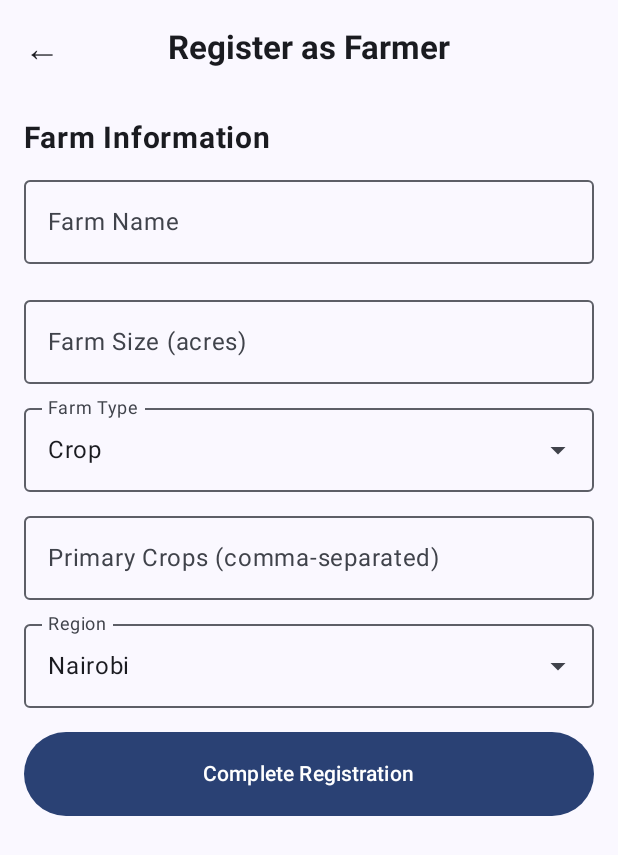
After one commit to MoShaab/KilimoVision, an Android app built with Jetpack Compose: the composable FarmerRegistrationScreen called with empty values, on a phone screen of 412 x 824 dp. The commit adds this screen. Shown: the top 855 px of the screen. Run offline under Robolectric (Android 15) with nearby library versions, the phone set to English and light mode, and no system bars; our stand-ins replace Firebase (no records; nobody signed in at launch, a user with empty details on screens opened directly).

Commit message:
resolved farmer profile registration issues

```diff
--- a/app/src/main/java/com/example/kilimovision/ui/screens/FarmerMainScreen.kt
+++ b/app/src/main/java/com/example/kilimovision/ui/screens/FarmerMainScreen.kt
@@ -34,6 +34,7 @@ fun FarmerMainScreen(
     onNavigateToSellers: (String) -> Unit,
     onNavigateToProfile: () -> Unit,
     onLogout: () -> Unit,
+    onNavigateToRegister: () -> Unit  ={},
     onRedirectToLanding: () -> Unit = {} // Made optional with default implementation for backward compatibility
 ) {
     val context = LocalContext.current
@@ -159,6 +160,11 @@ fun FarmerMainScreen(
                     // Logout button
                     IconButton(onClick = onLogout) {
                         Text("⚙️")
+                    }
+                    //Register Icon
+                    IconButton(onClick =   onNavigateToRegister) {
+                        // Logout icon
+                        Text("®️")
                     }
                 }
             )
--- /dev/null
+++ b/app/src/main/java/com/example/kilimovision/ui/screens/FarmerRegistrationScreen.kt
@@ -0,0 +1,209 @@
+package com.example.kilimovision.ui.screens
+
+import android.util.Log
+import android.widget.Toast
+import androidx.compose.foundation.layout.*
+import androidx.compose.foundation.rememberScrollState
+import androidx.compose.foundation.text.KeyboardOptions
+import androidx.compose.foundation.verticalScroll
+import androidx.compose.material3.*
+import androidx.compose.runtime.*
+import androidx.compose.ui.Alignment
+import androidx.compose.ui.Modifier
+import androidx.compose.ui.platform.LocalContext
+import androidx.compose.ui.text.font.FontWeight
+import androidx.compose.ui.text.input.KeyboardType
+import androidx.compose.ui.unit.dp
+import androidx.compose.ui.unit.sp
+import com.example.kilimovision.model.FarmerProfile
+import com.example.kilimovision.repository.FirebaseRepository
+import kotlinx.coroutines.launch
+
+@OptIn(ExperimentalMaterial3Api::class)
+@Composable
+fun FarmerRegistrationScreen(
+    userId: String,
+    onRegistrationComplete: () -> Unit,
+    onCancelRegistration: () -> Unit
+) {
+    val context = LocalContext.current
+    val coroutineScope = rememberCoroutineScope()
+    val repository = remember { FirebaseRepository() }
+
+    var farmName by remember { mutableStateOf("") }
+    var farmSize by remember { mutableStateOf("") }
+    var farmType by remember { mutableStateOf("Crop") }
+    var primaryCrops by remember { mutableStateOf("") }
+    var selectedRegion by remember { mutableStateOf("Nairobi") }
+    val regions = listOf("Nairobi", "Nakuru", "Mombasa", "Kisumu", "Eldoret", "Other")
+    val farmTypes = listOf("Crop", "Livestock", "Mixed")
+
+    var expandedRegion by remember { mutableStateOf(false) }
+    var expandedType by remember { mutableStateOf(false) }
+    var isLoading by remember { mutableStateOf(false) }
+    var errorMessage by remember { mutableStateOf<String?>(null) }
+
+    Scaffold(
+        topBar = {
+            CenterAlignedTopAppBar(
+                title = { Text("Register as Farmer", fontWeight = FontWeight.Bold) },
+                navigationIcon = {
+                    IconButton(onClick = onCancelRegistration) {
+                        Text("←", fontSize = 24.sp)
+                    }
+                }
+            )
+        }
+    ) { padding ->
+        Column(
+            modifier = Modifier
+                .fillMaxSize()
+                .padding(padding)
+                .padding(16.dp)
+                .verticalScroll(rememberScrollState())
+        ) {
+            Text("Farm Information", fontSize = 20.sp, fontWeight = FontWeight.Bold)
+
+            errorMessage?.let {
+                Card(
+                    colors = CardDefaults.cardColors(containerColor = MaterialTheme.colorScheme.errorContainer),
+                    modifier = Modifier.fillMaxWidth().padding(vertical = 8.dp)
+                ) {
+                    Text(it, color = MaterialTheme.colorScheme.onErrorContainer, modifier = Modifier.padding(16.dp))
+                }
+            }
+
+            OutlinedTextField(
+                value = farmName,
+                onValueChange = { farmName = it },
+                label = { Text("Farm Name") },
+                modifier = Modifier.fillMaxWidth().padding(vertical = 8.dp),
+                singleLine = true
+            )
+
+            OutlinedTextField(
+                value = farmSize,
+                onValueChange = { farmSize = it },
+                label = { Text("Farm Size (acres)") },
+                modifier = Modifier.fillMaxWidth().padding(vertical = 8.dp),
+                keyboardOptions = KeyboardOptions(keyboardType = KeyboardType.Number),
+                singleLine = true
+            )
+
+            ExposedDropdownMenuBox(
+                expanded = expandedType,
+                onExpandedChange = { expandedType = it }
+            ) {
+                OutlinedTextField(
+                    value = farmType,
+                    onValueChange = {},
+                    readOnly = true,
+                    label = { Text("Farm Type") },
+                    trailingIcon = { ExposedDropdownMenuDefaults.TrailingIcon(expanded = expandedType) },
+                    modifier = Modifier.fillMaxWidth().menuAnchor()
+                )
+
+                ExposedDropdownMenu(expanded = expandedType, onDismissRequest = { expandedType = false }) {
+                    farmTypes.forEach { type ->
+                        DropdownMenuItem(text = { Text(type) }, onClick = {
+                            farmType = type
+                            expandedType = false
+                        })
+                    }
+                }
+            }
+
+            OutlinedTextField(
+                value = primaryCrops,
+                onValueChange = { primaryCrops = it },
+                label = { Text("Primary Crops (comma-separated)") },
+                modifier = Modifier.fillMaxWidth().padding(vertical = 8.dp),
+                maxLines = 3
+            )
+
+            ExposedDropdownMenuBox(
+                expanded = expandedRegion,
+                onExpandedChange = { expandedRegion = it }
+            ) {
+                OutlinedTextField(
+                    value = selectedRegion,
+                    onValueChange = {},
+                    readOnly = true,
+                    label = { Text("Region") },
+                    trailingIcon = { ExposedDropdownMenuDefaults.TrailingIcon(expanded = expandedRegion) },
+                    modifier = Modifier.fillMaxWidth().menuAnchor()
+                )
+
+                ExposedDropdownMenu(expanded = expandedRegion, onDismissRequest = { expandedRegion = false }) {
+                    regions.forEach { region ->
+                        DropdownMenuItem(text = { Text(region) }, onClick = {
+                            selectedRegion = region
+                            expandedRegion = false
+                        })
+                    }
+                }
+            }
+
+            Spacer(modifier = Modifier.height(16.dp))
+
+            Button(
+                onClick = {
+                    if (farmName.isBlank() || farmSize.isBlank()) {
+                        errorMessage = "Please fill in all required fields"
+                        return@Button
+                    }
+
+                    val size = farmSize.toDoubleOrNull()
+                    if (size == null || size <= 0.0) {
+                        errorMessage = "Farm size must be a valid number"
+                        return@Button
+                    }
+
+                    isLoading = true
+                    errorMessage = null
+
+                    coroutineScope.launch {
+                        try {
+                            val farmerProfile = FarmerProfile(
+                                userId = userId,
+                                farmName = farmName,
+                                farmSize = size,
+                                farmType = farmType,
+                                primaryCrops = primaryCrops.split(",").map { it.trim() },
+                                region = selectedRegion
+                            )
+
+                            val result = repository.createOrUpdateFarmerProfile(farmerProfile)
+
+                            if (result.isSuccess) {
+                                Toast.makeText(context, "Registration successful!", Toast.LENGTH_SHORT).show()
+                                repository.getCurrentUser().collect { user ->
+                                    user?.let {
+                                        val updatedUser = user.copy(userType = "farmer")
+                                        repository.updateUser(updatedUser)
+                                    }
+                                    onRegistrationComplete()
+                                }
+                            } else {
+                                errorMessage = result.exceptionOrNull()?.message ?: "Registration failed"
+                            }
+                        } catch (e: Exception) {
+                            Log.e("FarmerRegistration", "Error: ${e.message}", e)
+                            errorMessage = "Registration error: ${e.message}"
+                        } finally {
+                            isLoading = false
+                        }
+                    }
+                },
+                modifier = Modifier.fillMaxWidth().height(56.dp),
+                enabled = !isLoading
+            ) {
+                if (isLoading) {
+                    CircularProgressIndicator(modifier = Modifier.size(24.dp), color = MaterialTheme.colorScheme.onPrimary)
+                } else {
+                    Text("Complete Registration")
+                }
+            }
+        }
+    }
+}
```
Also changed, not shown: app/src/main/java/com/example/kilimovision/navigation/AppNavigation.kt (+25 -0 lines), app/src/main/java/com/example/kilimovision/ui/screens/FarmerProfileScreen.kt (+140 -137 lines).
